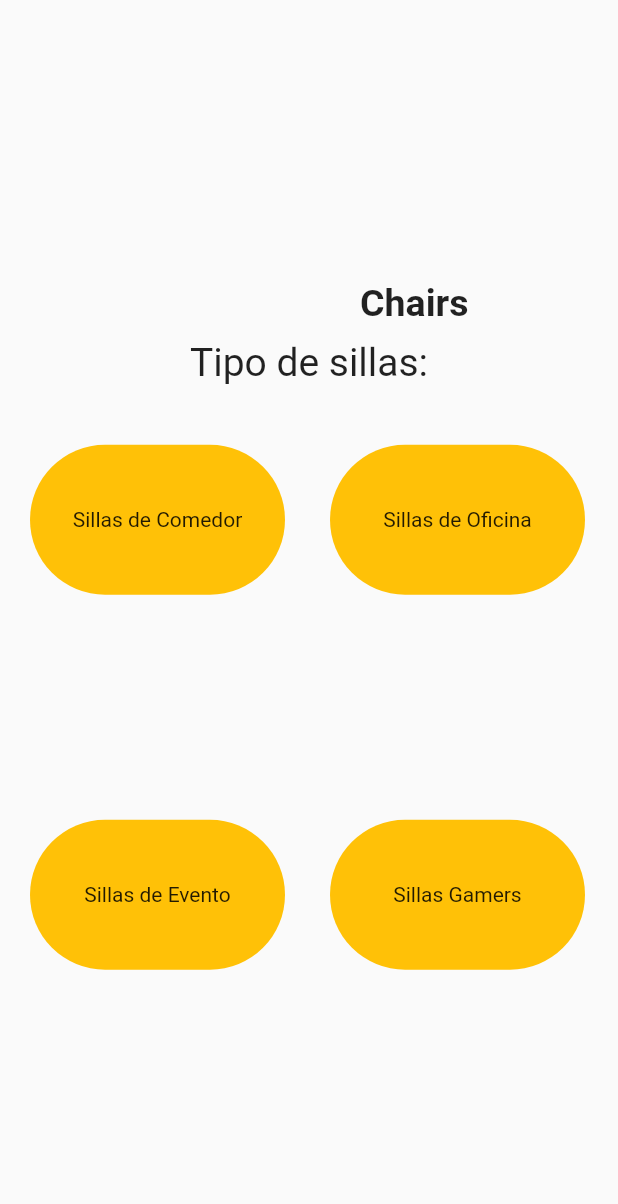
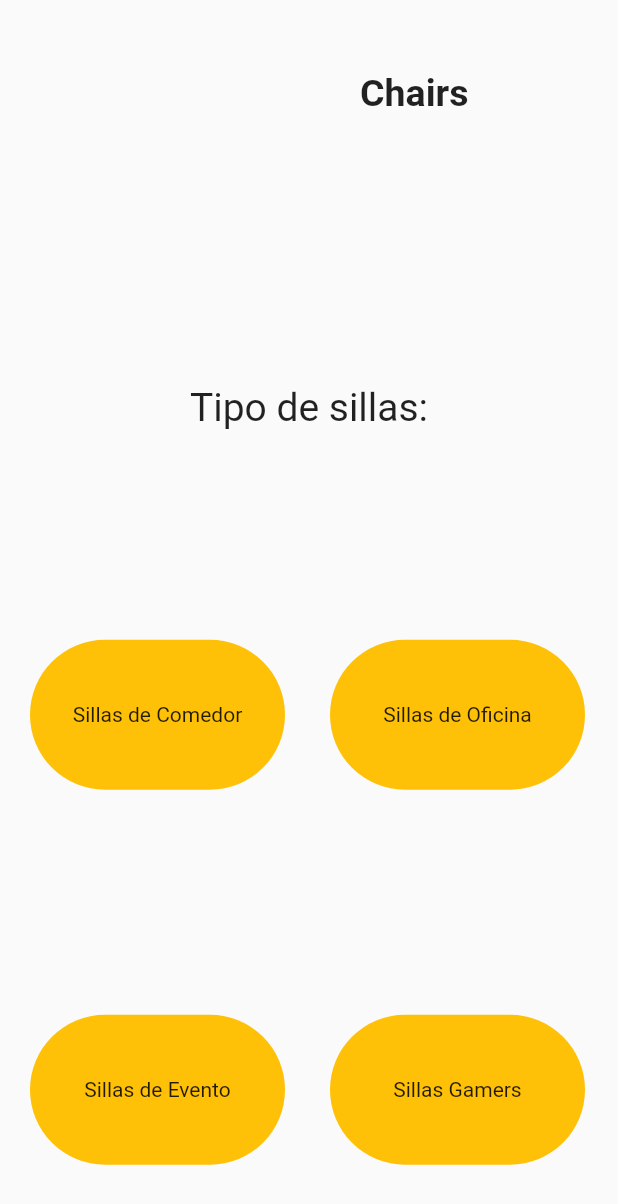
Before and after one commit to davidsierra123/hdsillas, a Flutter app: the Articulos screen opened directly, on a phone screen of 412 x 824 dp. Shown: the top 1204 px of the screen. Run offline on Flutter 3.47's test engine with Material 2 defaults, Android fonts, the phone set to English and light mode, and no system bars.

Commit message:
cambios suaves

```diff
--- a/flutter_application_1/lib/view/layaut.dart
+++ b/flutter_application_1/lib/view/layaut.dart
@@ -11,26 +11,33 @@ class Articulos extends StatelessWidget {
         child: Column(
           mainAxisAlignment: MainAxisAlignment.center,
           children: [
-            const Row(
+            Row(
               children: [
                 Padding(
-                  padding: EdgeInsets.only(
+                    padding: const EdgeInsets.only(
                       left: 240.0,
-                    top: 10.0,
                     ),
-                  child: Text(
+                    // ignore: avoid_unnecessary_containers
+                    child: Container(
+                      margin: const EdgeInsets.only(bottom: 180),
+                      child: const Text(
                         'Chairs',
-                    style: TextStyle(fontSize: 25, fontWeight: FontWeight.bold),
+                        style: TextStyle(
+                            fontSize: 25, fontWeight: FontWeight.bold),
                       ),
-                ),
+                    )),
               ],
             ),
-            const SizedBox(height: 10),
-            const Text(
+            // ignore: avoid_unnecessary_containers
+            Container(
+              margin: const EdgeInsets.only(bottom: 130),
+              child: const Text(
                 "Tipo de sillas:",
                 style: TextStyle(fontSize: 26),
               ),
-            const SizedBox(height: 30),
+            ),
+
+            // const SizedBox(height: 40),
             Row(
               children: [
                 InkWell(
@@ -53,11 +60,12 @@ class Articulos extends StatelessWidget {
                       mainAxisAlignment: MainAxisAlignment.spaceEvenly,
                       crossAxisAlignment: CrossAxisAlignment.center,
                       children: [
-                        // Image.asset('assets/packsillas.png'),
                         Text('Sillas de Comedor'),
                       ],
                     ),
                   ),
+
+
                 ),
                 Container(
                   margin: const EdgeInsets.only(left: 30.0, top: 10.0),
@@ -96,11 +104,12 @@ class Articulos extends StatelessWidget {
                     mainAxisAlignment: MainAxisAlignment.spaceEvenly,
                     crossAxisAlignment: CrossAxisAlignment.center,
                     children: [
-                      //  Image.asset('assets/sillaseventos.png'),
                       Text('Sillas de Evento'),
                     ],
                   ),
+
                 ),
+
                 Container(
                   margin: const EdgeInsets.only(left: 30.0, top: 130.0),
                   height: 100,
```
Lines whose indentation alone changed are shown as unchanged.
